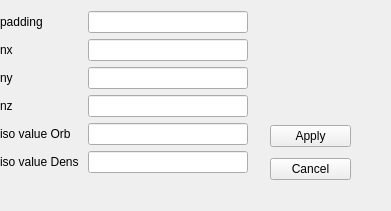
Qt form modules/grid.ui (ts-quantum/OrbVista) before a commit.
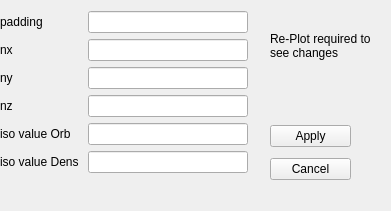
The same form after that commit.

Commit message: bug fix grid settings

What changed in the file:
```diff
--- a/modules/grid.ui
+++ b/modules/grid.ui
@@ -13,7 +13,7 @@
   <property name="windowTitle">
    <string>Grid Settings</string>
   </property>
-  <widget class="QWidget" name="">
+  <widget class="QWidget" name="layoutWidget">
    <property name="geometry">
     <rect>
      <x>0</x>
@@ -85,7 +85,7 @@
     </item>
    </layout>
   </widget>
-  <widget class="QWidget" name="">
+  <widget class="QWidget" name="layoutWidget">
    <property name="geometry">
     <rect>
      <x>270</x>
@@ -111,6 +111,22 @@
     </item>
    </layout>
   </widget>
+  <widget class="QLabel" name="label_7">
+   <property name="geometry">
+    <rect>
+     <x>270</x>
+     <y>10</y>
+     <width>101</width>
+     <height>71</height>
+    </rect>
+   </property>
+   <property name="text">
+    <string>Re-Plot required to see changes </string>
+   </property>
+   <property name="wordWrap">
+    <bool>true</bool>
+   </property>
+  </widget>
  </widget>
  <resources/>
  <connections/>
```
The commit also changes 2 other files.
